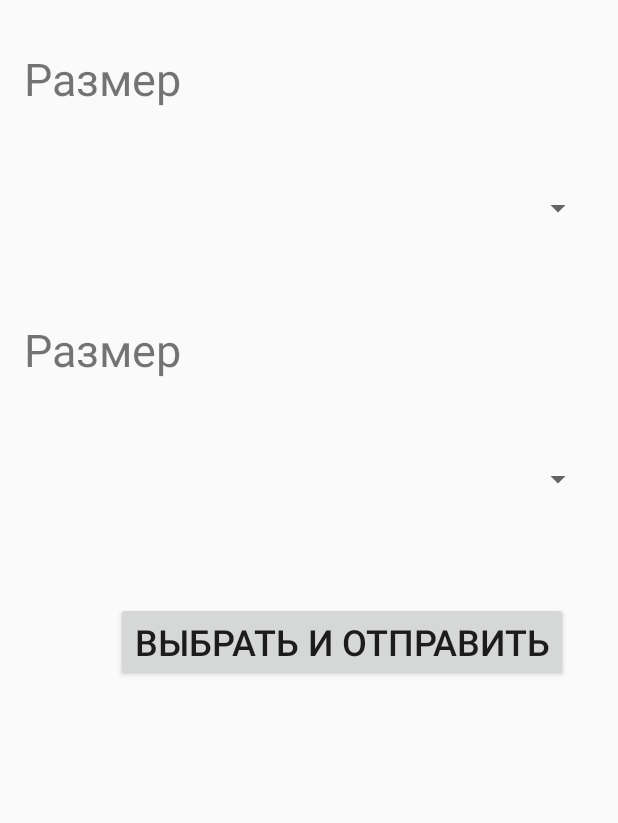
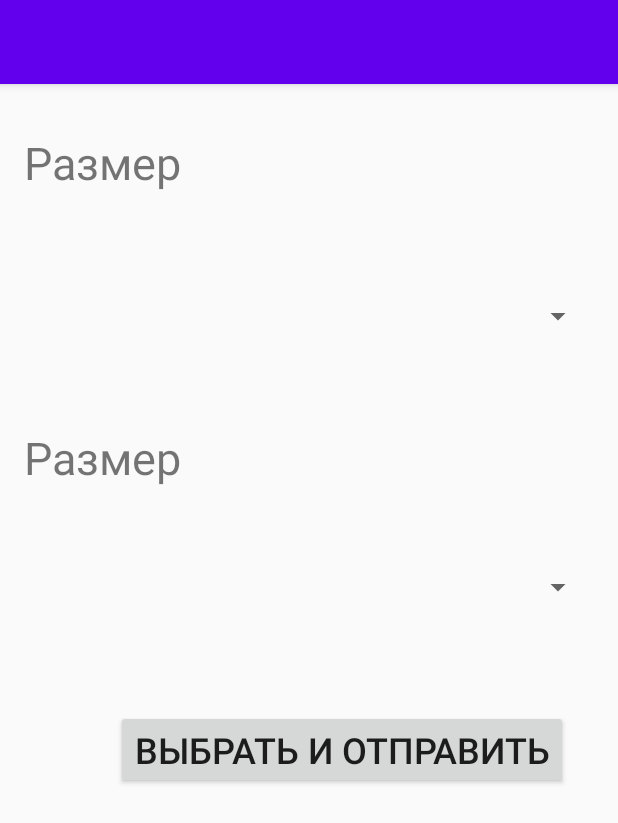
Before and after one commit to AntonButov/print, an Android app: the layout activity_main.xml on its own in the app's theme, with its tools: preview values and no code run, on a phone screen of 412 x 824 dp. Shown: the top 823 px of the screen. Run offline under Robolectric (Android 15) with nearby library versions, the phone set to English and light mode, and no system bars.

Commit message:
Добавил меню.

```diff
--- a/app/build.gradle
+++ b/app/build.gradle
@@ -38,6 +38,7 @@ android {
 dependencies {
     implementation fileTree(dir: "libs", include: ["*.jar"])
     implementation 'androidx.appcompat:appcompat:1.1.0'
+    implementation 'com.google.android.material:material:1.1.0'
     implementation 'androidx.constraintlayout:constraintlayout:1.1.3'
     implementation 'com.google.android.material:material:1.1.0'
     implementation 'androidx.annotation:annotation:1.1.0'
--- a/app/src/main/AndroidManifest.xml
+++ b/app/src/main/AndroidManifest.xml
@@ -11,7 +11,7 @@
         android:label="@string/app_name"
         android:roundIcon="@mipmap/ic_launcher_round"
         android:supportsRtl="true"
-        android:theme="@style/AppTheme">
+        android:theme="@style/AppTheme.NoActionBar">
         <activity
             android:name=".LoginActivity"
             android:label="@string/app_name"></activity>
--- a/app/src/main/res/layout/activity_main.xml
+++ b/app/src/main/res/layout/activity_main.xml
@@ -5,6 +5,22 @@
     android:layout_width="match_parent"
     android:layout_height="match_parent"
     tools:context=".MainActivity">
+
+    <com.google.android.material.appbar.AppBarLayout
+        android:id="@+id/appBarLayout"
+        android:layout_width="match_parent"
+        android:layout_height="wrap_content"
+        android:theme="@style/AppTheme.AppBarOverlay"
+        app:layout_constraintTop_toTopOf="parent">
+
+        <androidx.appcompat.widget.Toolbar
+            android:id="@+id/toolbar"
+            android:layout_width="match_parent"
+            android:layout_height="?attr/actionBarSize"
+            android:background="?attr/colorPrimary"
+            app:popupTheme="@style/AppTheme.PopupOverlay" />
+
+    </com.google.android.material.appbar.AppBarLayout>
 
     <TextView
         android:id="@+id/userTel"
@@ -26,7 +42,7 @@
         android:text="Размер"
         android:textSize="30dp"
         app:layout_constraintStart_toStartOf="parent"
-        app:layout_constraintTop_toTopOf="parent" />
+        app:layout_constraintTop_toBottomOf="@+id/appBarLayout" />
 
     <Spinner
         android:id="@+id/spinnerSize"
@@ -34,7 +50,7 @@
         android:layout_height="100dp"
         android:layout_marginStart="16dp"
         android:layout_marginLeft="16dp"
-        android:layout_marginTop="16dp"
+        android:layout_marginTop="32dp"
         android:layout_marginEnd="16dp"
         android:layout_marginRight="16dp"
         android:spinnerMode="dialog"
--- a/app/src/main/res/values/strings.xml
+++ b/app/src/main/res/values/strings.xml
@@ -1,5 +1,9 @@
 <resources>
     <string name="app_name">print</string>
+    <string name="about">О нас</string>
+    <string name="delivery">Доставка</string>
+    <string name="price">Цены</string>
+    <string name="payment">Оплата</string>
     <string name="title_activity_login">LoginActivity</string>
     <string name="prompt_tel">Введите номер телефона</string>
     <string name="prompt_password">Password</string>
--- a/app/src/main/res/values/styles.xml
+++ b/app/src/main/res/values/styles.xml
@@ -11,4 +11,13 @@
     <style name="Spinner" parent="Widget.AppCompat.Light.DropDownItem.Spinner">
         <item name="android:textSize">32sp</item>
     </style>
+
+    <style name="AppTheme.NoActionBar">
+        <item name="windowActionBar">false</item>
+        <item name="windowNoTitle">true</item>
+    </style>
+
+    <style name="AppTheme.AppBarOverlay" parent="ThemeOverlay.AppCompat.Dark.ActionBar" />
+
+    <style name="AppTheme.PopupOverlay" parent="ThemeOverlay.AppCompat.Light" />
 </resources>
```
Also changed, not shown: app/src/main/java/pro/butovanton/print/JSONPlaceHolderApi.java (+7 -3 lines), app/src/main/java/pro/butovanton/print/MainActivity.java (+27 -0 lines), app/src/main/res/layout/spiner.xml (added, +9 -0 lines), app/src/main/res/menu/menu_main.xml (added, +25 -0 lines).
